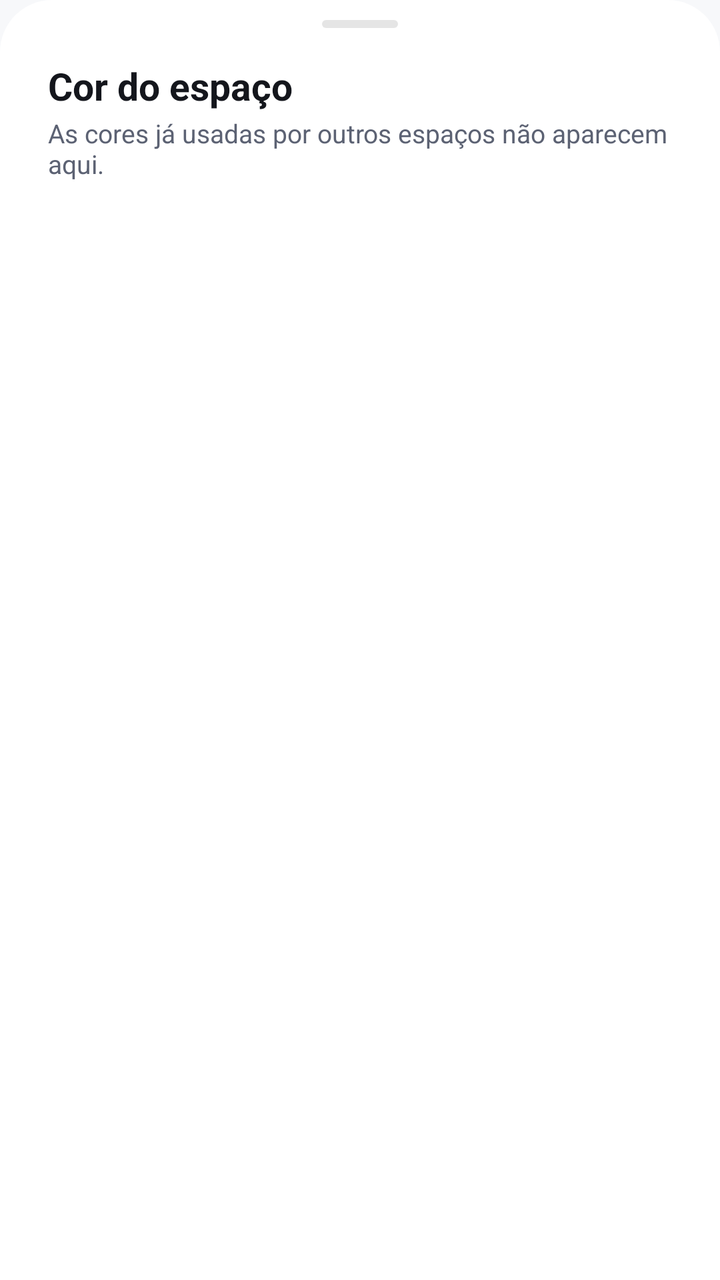
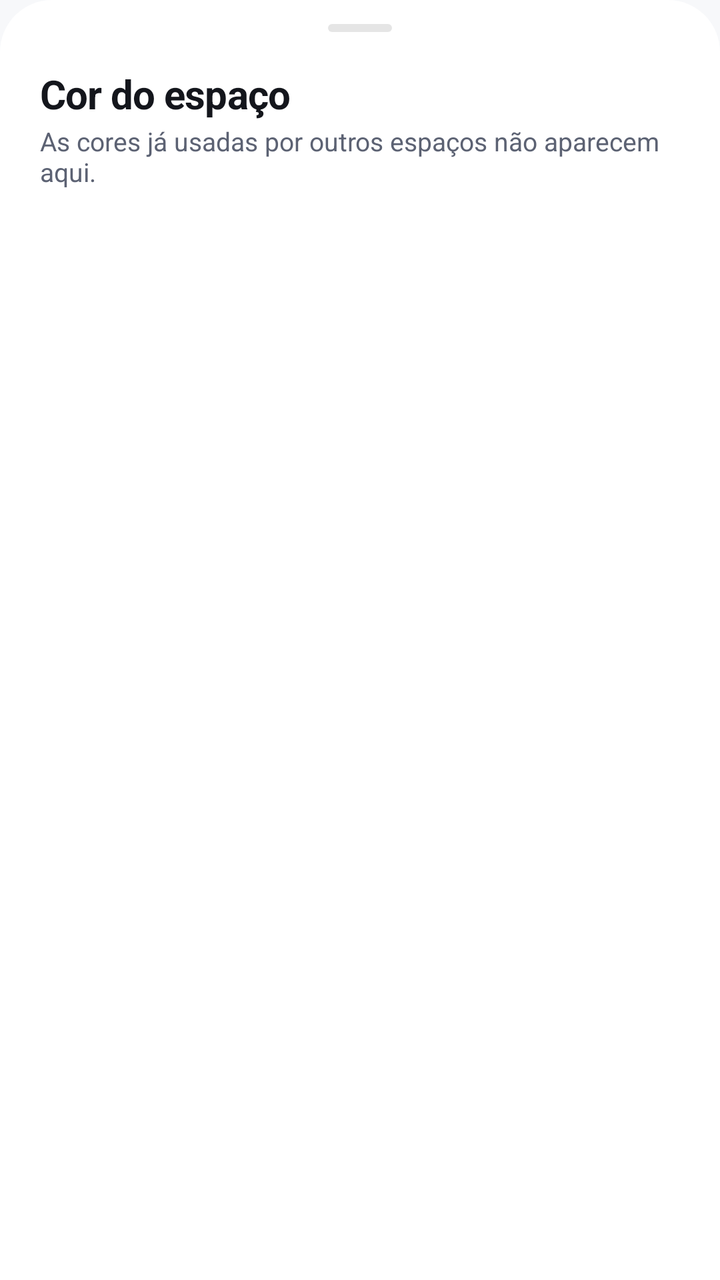

Before-and-after screenshots of an Android layout around one commit, followed by the original layout XML and the change that was made.
<!-- AndroidManifest.xml: application theme Theme.BlackBox -->
<!-- res/layout/sheet_colors.xml -->
<?xml version="1.0" encoding="utf-8"?>
<LinearLayout xmlns:android="http://schemas.android.com/apk/res/android"
        android:layout_width="match_parent"
        android:layout_height="wrap_content"
        android:background="@drawable/bg_sheet"
        android:orientation="vertical"
        android:paddingBottom="24dp">

    <View
            android:layout_width="38dp"
            android:layout_height="4dp"
            android:layout_gravity="center_horizontal"
            android:layout_marginTop="10dp"
            android:background="@drawable/bg_sheet_handle" />

    <TextView
            android:layout_width="match_parent"
            android:layout_height="wrap_content"
            android:paddingStart="24dp"
            android:paddingTop="16dp"
            android:paddingEnd="24dp"
            android:text="@string/space_color"
            android:textColor="@color/ds_on_surface"
            android:textSize="19sp"
            android:textStyle="bold" />

    <TextView
            android:layout_width="match_parent"
            android:layout_height="wrap_content"
            android:paddingStart="24dp"
            android:paddingTop="2dp"
            android:paddingEnd="24dp"
            android:paddingBottom="8dp"
            android:text="@string/space_color_hint"
            android:textColor="@color/ds_on_surface_muted"
            android:textSize="13sp" />

    <GridLayout
            android:id="@+id/colorGrid"
            android:layout_width="match_parent"
            android:layout_height="wrap_content"
            android:columnCount="5"
            android:paddingStart="16dp"
            android:paddingTop="8dp"
            android:paddingEnd="16dp" />
</LinearLayout>
<!-- resources referenced by this layout -->
<resources>
  <color name="ds_on_surface">#14161C</color>
  <color name="ds_on_surface_muted">#5C6273</color>
  <!-- drawable bg_sheet (drawable) -->
  <?xml version="1.0" encoding="utf-8"?>
  <shape xmlns:android="http://schemas.android.com/apk/res/android" android:shape="rectangle">
      <solid android:color="@color/ds_surface" />
      <corners android:topLeftRadius="26dp" android:topRightRadius="26dp" />
  </shape>
  <!-- drawable bg_sheet_handle (drawable) -->
  <?xml version="1.0" encoding="utf-8"?>
  <shape xmlns:android="http://schemas.android.com/apk/res/android" android:shape="rectangle">
      <solid android:color="@color/ds_outline" />
      <corners android:radius="3dp" />
  </shape>
  <string name="space_color">Cor do espaço</string>
  <string name="space_color_hint">As cores já usadas por outros espaços não aparecem aqui.</string>
  <color name="ds_surface">#FFFFFF</color>
  <color name="ds_outline">#1A000000</color>
  <color name="ds_violet">#4F52C9</color>
  <color name="ds_on_brand">#FFFFFF</color>
  <color name="ds_blue">#2563EB</color>
  <color name="ds_bg">#F7F8FA</color>
  <color name="ds_danger">#C4362F</color>
  <style name="Theme.BlackBox.AlertDialog" parent="Theme.MaterialComponents.DayNight.Dialog.Alert">
          <item name="colorPrimary">@color/ds_violet</item>
          <item name="colorAccent">@color/ds_violet</item>
          <item name="colorSurface">@color/ds_surface</item>
          <item name="colorOnSurface">@color/ds_on_surface</item>
          <item name="android:background">@color/ds_surface</item>
          <item name="android:textColorPrimary">@color/ds_on_surface</item>
          <item name="android:textColorSecondary">@color/ds_on_surface_muted</item>
      </style>
  <style name="Theme.BlackBox.BottomSheet" parent="Theme.MaterialComponents.DayNight.BottomSheetDialog">
          <item name="bottomSheetStyle">@style/Widget.BlackBox.BottomSheet</item>
          <item name="colorPrimary">@color/ds_violet</item>
          <item name="colorAccent">@color/ds_violet</item>
          
          <item name="enableEdgeToEdge">false</item>
      </style>
  <style name="Theme.BlackBox.Dialog" parent="ThemeOverlay.MaterialComponents.MaterialAlertDialog">
          <item name="colorSurface">@color/ds_surface</item>
          <item name="colorOnSurface">@color/ds_on_surface</item>
          <item name="colorPrimary">@color/ds_violet</item>
      </style>
  <style name="Theme.BlackBox.Preference" parent="PreferenceThemeOverlay">
          <item name="android:textColorPrimary">@color/ds_on_surface</item>
          <item name="android:textColorSecondary">@color/ds_on_surface_muted</item>
      </style>
  <style name="Widget.BlackBox.BottomSheet" parent="Widget.MaterialComponents.BottomSheet.Modal">
          <item name="backgroundTint">@android:color/transparent</item>
          <item name="android:background">@android:color/transparent</item>
      </style>
  <!-- unchanged entries left out for length: 1 -->
</resources>

<!-- the commit's change to res/layout/sheet_colors.xml (unified diff, before → after) -->
@@ -4,43 +4,39 @@
         android:layout_height="wrap_content"
         android:background="@drawable/bg_sheet"
         android:orientation="vertical"
-        android:paddingBottom="24dp">
+        android:paddingBottom="@dimen/sp_5">
 
     <View
-            android:layout_width="38dp"
+            android:layout_width="32dp"
             android:layout_height="4dp"
             android:layout_gravity="center_horizontal"
-            android:layout_marginTop="10dp"
+            android:layout_marginTop="@dimen/sp_3"
             android:background="@drawable/bg_sheet_handle" />
 
     <TextView
+            style="@style/DsText.Title"
             android:layout_width="match_parent"
             android:layout_height="wrap_content"
-            android:paddingStart="24dp"
-            android:paddingTop="16dp"
-            android:paddingEnd="24dp"
-            android:text="@string/space_color"
-            android:textColor="@color/ds_on_surface"
-            android:textSize="19sp"
-            android:textStyle="bold" />
+            android:paddingStart="@dimen/gutter"
+            android:paddingTop="@dimen/sp_5"
+            android:paddingEnd="@dimen/gutter"
+            android:text="@string/space_color" />
 
     <TextView
+            style="@style/DsText.Support"
             android:layout_width="match_parent"
             android:layout_height="wrap_content"
-            android:paddingStart="24dp"
-            android:paddingTop="2dp"
-            android:paddingEnd="24dp"
-            android:paddingBottom="8dp"
-            android:text="@string/space_color_hint"
-            android:textColor="@color/ds_on_surface_muted"
-            android:textSize="13sp" />
+            android:paddingStart="@dimen/gutter"
+            android:paddingTop="@dimen/sp_1"
+            android:paddingEnd="@dimen/gutter"
+            android:text="@string/space_color_hint" />
 
     <GridLayout
             android:id="@+id/colorGrid"
             android:layout_width="match_parent"
             android:layout_height="wrap_content"
             android:columnCount="5"
-            android:paddingStart="16dp"
-            android:paddingTop="8dp"
-            android:paddingEnd="16dp" />
+            android:paddingStart="@dimen/sp_3"
+            android:paddingTop="@dimen/sp_4"
+            android:paddingEnd="@dimen/sp_3" />
 </LinearLayout>
<!-- resource entries referenced after the edit -->
@@ -1,5 +1,10 @@
 <!-- resources referenced by this layout -->
 <resources>
+  <dimen name="gutter">20dp</dimen>
+  <dimen name="sp_1">4dp</dimen>
+  <dimen name="sp_3">12dp</dimen>
+  <dimen name="sp_4">16dp</dimen>
+  <dimen name="sp_5">20dp</dimen>
   <color name="ds_on_surface">#14161C</color>
   <color name="ds_on_surface_muted">#5C6273</color>
   <!-- drawable bg_sheet (drawable) -->
@@ -16,6 +21,15 @@
   </shape>
   <string name="space_color">Cor do espaço</string>
   <string name="space_color_hint">As cores já usadas por outros espaços não aparecem aqui.</string>
+  <style name="DsText.Support">
+          <item name="android:textSize">13sp</item>
+          <item name="android:textColor">@color/ds_on_surface_muted</item>
+      </style>
+  <style name="DsText.Title">
+          <item name="android:textSize">20sp</item>
+          <item name="android:textStyle">bold</item>
+          <item name="android:letterSpacing">-0.015</item>
+      </style>
   <color name="ds_surface">#FFFFFF</color>
   <color name="ds_outline">#1A000000</color>
   <color name="ds_violet">#4F52C9</color>
